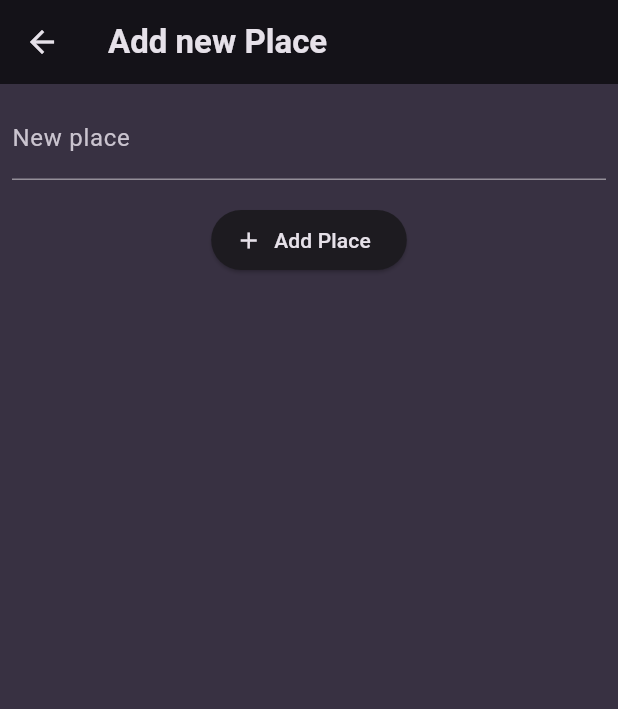
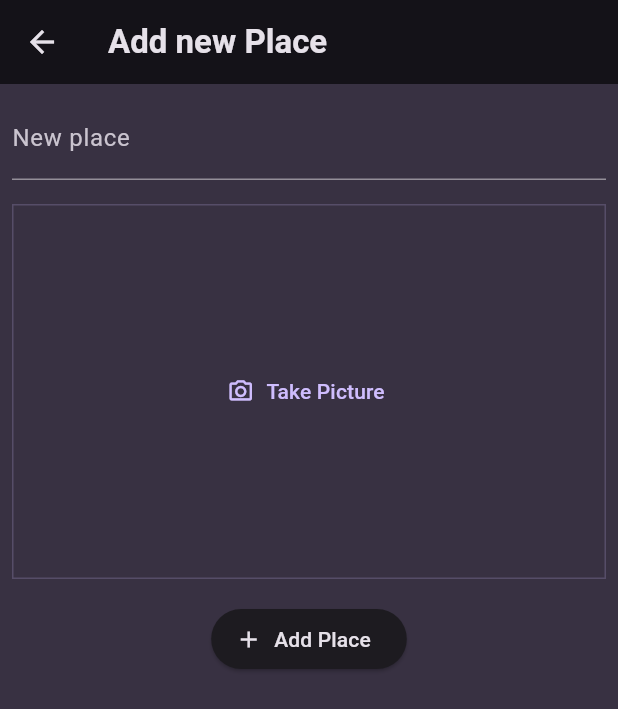
Before and after one commit to MateiEne/Flutter-Udemy, a Flutter app: the NewPlace screen opened directly, after a tap on "Add Place", on a phone screen of 412 x 824 dp. Shown: the top 709 px of the screen. Run offline on Flutter 3.47's test engine with Material 3 defaults, Android fonts, the light colour scheme and no system bars; our stand-ins replace flutter_riverpod, google_fonts, image_picker, transparent_image.

Commit message:
can take a picture using native features

```diff
--- a/FavoritePlaces/lib/models/place.dart
+++ b/FavoritePlaces/lib/models/place.dart
@@ -1,3 +1,5 @@
+import 'dart:io';
+
 import 'package:uuid/uuid.dart';
 
 const uuid = Uuid();
@@ -5,8 +7,10 @@ const uuid = Uuid();
 class Place {
   Place({
     required this.title,
+    required this.image,
   }) : id = uuid.v4();
 
   final String id;
   final String title;
+  final File image;
 }
--- a/FavoritePlaces/lib/screens/home.dart
+++ b/FavoritePlaces/lib/screens/home.dart
@@ -36,7 +36,10 @@ class _HomeScreenState extends ConsumerState<HomeScreen> {
     final List<Place> favoritePlaces = ref.watch(favoritePlacesProvider);
 
     if (favoritePlaces.isNotEmpty) {
-      content = PlacesList(favoritePlaces: favoritePlaces);
+      content = Padding(
+        padding: const EdgeInsets.all(8.0),
+        child: PlacesList(favoritePlaces: favoritePlaces),
+      );
     }
 
     return Scaffold(
--- a/FavoritePlaces/lib/screens/new_place.dart
+++ b/FavoritePlaces/lib/screens/new_place.dart
@@ -1,5 +1,8 @@
+import 'dart:io';
+
 import 'package:favorite_places/models/place.dart';
 import 'package:favorite_places/providers/favorite_places_provider.dart';
+import 'package:favorite_places/widgets/image_input.dart';
 import 'package:flutter/material.dart';
 import 'package:flutter_riverpod/flutter_riverpod.dart';
 
@@ -12,6 +15,7 @@ class NewPlace extends ConsumerStatefulWidget {
 
 class _NewPlaceState extends ConsumerState<NewPlace> {
   final _newPlaceController = TextEditingController();
+  File? _selectedImage;
 
   @override
   void dispose() {
@@ -22,13 +26,18 @@ class _NewPlaceState extends ConsumerState<NewPlace> {
   void _savePlace() {
     final enteredText = _newPlaceController.text;
 
-    if (enteredText.isEmpty) {
+    if (enteredText.isEmpty || _selectedImage == null) {
       return;
     }
 
     ref //
         .read(favoritePlacesProvider.notifier)
-        .addFavoritePlace(Place(title: enteredText));
+        .addFavoritePlace(
+          Place(
+            title: enteredText,
+            image: _selectedImage!,
+          ),
+        );
 
     Navigator.of(context).pop();
   }
@@ -44,7 +53,6 @@ class _NewPlaceState extends ConsumerState<NewPlace> {
           padding: const EdgeInsets.all(8.0),
           child: SingleChildScrollView(
             child: Column(
-              crossAxisAlignment: CrossAxisAlignment.center,
               children: [
                 TextFormField(
                   controller: _newPlaceController,
@@ -55,9 +63,13 @@ class _NewPlaceState extends ConsumerState<NewPlace> {
                     label: Text("New place"),
                   ),
                 ),
-                const SizedBox(
-                  height: 16,
+                const SizedBox(height: 16),
+                ImageInput(
+                  onPickImage: (image) {
+                    _selectedImage = image;
+                  },
                 ),
+                const SizedBox(height: 16),
                 ElevatedButton.icon(
                   onPressed: _savePlace,
                   icon: Icon(
--- /dev/null
+++ b/FavoritePlaces/lib/widgets/image_input.dart
@@ -0,0 +1,73 @@
+import 'dart:io';
+
+import 'package:flutter/material.dart';
+import 'package:image_picker/image_picker.dart';
+
+class ImageInput extends StatefulWidget {
+  const ImageInput({
+    required this.onPickImage,
+    super.key,
+  });
+
+  final void Function(File image) onPickImage;
+
+  @override
+  State<ImageInput> createState() => _ImageInputState();
+}
+
+class _ImageInputState extends State<ImageInput> {
+  File? _selectedImage;
+
+  void _takePicture() async {
+    // open the camera and take picture
+    final imagePicker = ImagePicker();
+    final pickedImage = await imagePicker.pickImage(
+      source: ImageSource.camera,
+      maxWidth: 600,
+    );
+
+    if (pickedImage == null) {
+      return;
+    }
+
+    setState(() {
+      _selectedImage = File(pickedImage.path);
+    });
+
+    widget.onPickImage(_selectedImage!);
+  }
+
+  @override
+  Widget build(BuildContext context) {
+    Widget content = TextButton.icon(
+      onPressed: _takePicture,
+      icon: const Icon(Icons.camera_alt_outlined),
+      label: const Text("Take Picture"),
+    );
+
+    if (_selectedImage != null) {
+      content = GestureDetector(
+        onTap: _takePicture,
+        child: Image.file(
+          _selectedImage!,
+          fit: BoxFit.cover,
+          width: double.infinity,
+          height: double.infinity,
+        ),
+      );
+    }
+
+    return Container(
+      height: 250,
+      width: double.infinity,
+      decoration: BoxDecoration(
+        border: Border.all(
+          width: 1,
+          color: Theme.of(context).colorScheme.primary.withOpacity(0.2),
+        ),
+      ),
+      alignment: Alignment.center,
+      child: content,
+    );
+  }
+}
--- a/FavoritePlaces/lib/widgets/places_list.dart
+++ b/FavoritePlaces/lib/widgets/places_list.dart
@@ -20,10 +20,13 @@ class PlacesList extends StatelessWidget {
   @override
   Widget build(BuildContext context) {
     return ListView.builder(
-      padding: const EdgeInsets.symmetric(horizontal: 8),
       itemCount: favoritePlaces.length,
       itemBuilder: (BuildContext context, int index) {
         return ListTile(
+          leading: CircleAvatar(
+            radius: 26,
+            backgroundImage: FileImage(favoritePlaces[index].image),
+          ),
           title: Text(favoritePlaces[index].title),
           onTap: () {
             _onSelectPlace(favoritePlaces[index], context);
--- a/FavoritePlaces/pubspec.yaml
+++ b/FavoritePlaces/pubspec.yaml
@@ -38,6 +38,7 @@ dependencies:
   google_fonts: 6.1.0
   flutter_riverpod: ^2.5.1
   uuid: ^4.4.2
+  image_picker: ^1.0.8
 
 dev_dependencies:
   flutter_test:
```
Also changed, not shown: FavoritePlaces/pubspec.lock, 6 other files.
